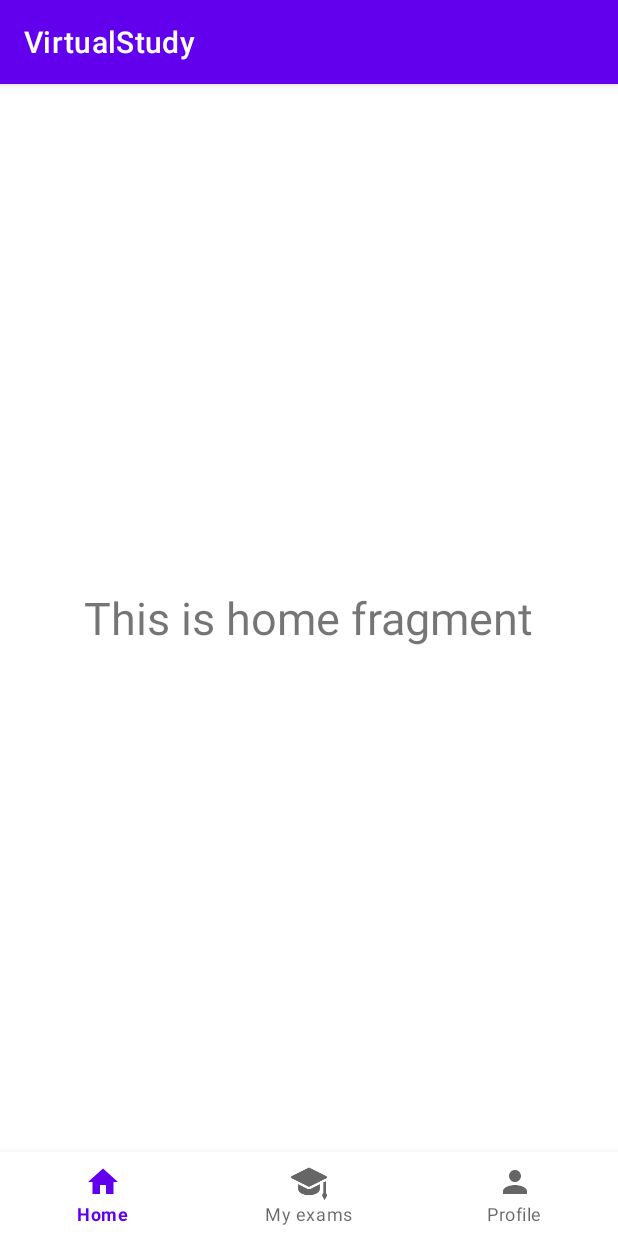
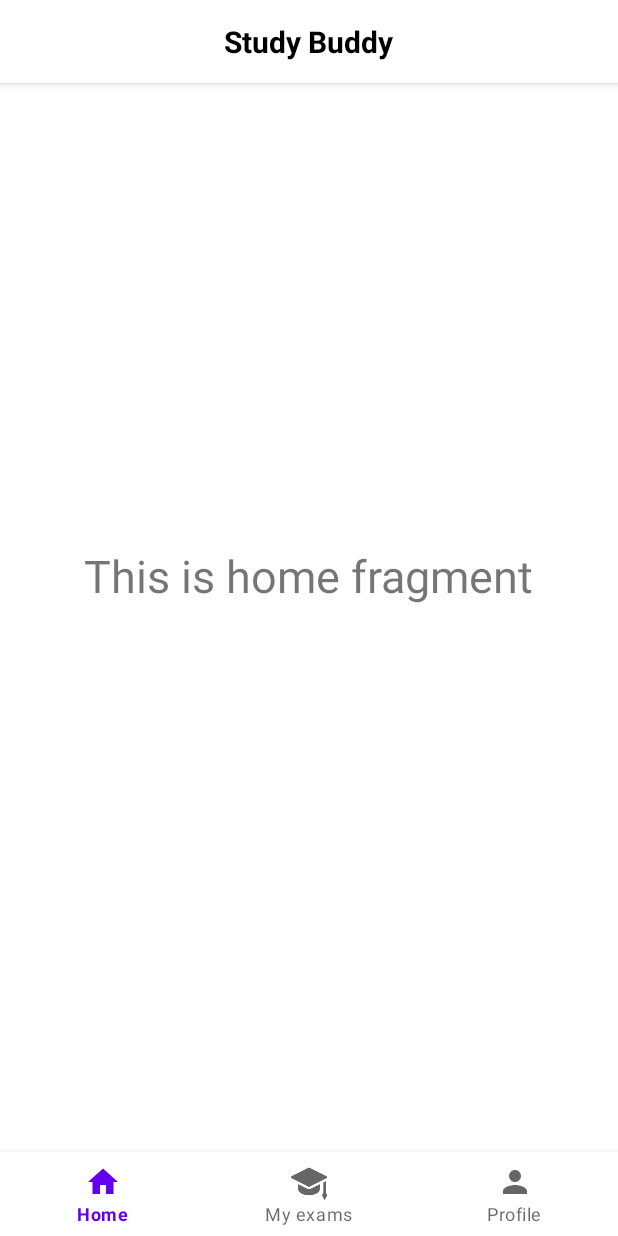
Before and after one commit to Amina3005/StudyBuddy, an Android app: the screen it shows after launch once a user with an empty profile is signed in (MainActivity), on a phone screen of 412 x 824 dp. Run offline under Robolectric (Android 15) with nearby library versions, the phone set to English and light mode, and no system bars; our stand-ins replace Firebase (no records; nobody signed in at launch, a user with empty details on screens opened directly).

Commit message:
Added new things

```diff
--- a/app/src/main/java/com/mine/virtualstudy/HomeFragment.java
+++ b/app/src/main/java/com/mine/virtualstudy/HomeFragment.java
@@ -13,7 +13,6 @@ public class HomeFragment extends Fragment {
 
     private FragmentHomeBinding mBinding;
 
-
     @Override
     public View onCreateView(LayoutInflater inflater, ViewGroup container,  Bundle savedInstanceState) {
         mBinding = FragmentHomeBinding.inflate(inflater, container, false);
--- a/app/src/main/res/layout/fragment_home.xml
+++ b/app/src/main/res/layout/fragment_home.xml
@@ -2,6 +2,34 @@
 <RelativeLayout xmlns:android="http://schemas.android.com/apk/res/android"
     android:layout_width="match_parent"
     android:layout_height="match_parent">
+
+    <com.google.android.material.appbar.AppBarLayout
+        android:layout_width="match_parent"
+        android:layout_height="wrap_content"
+        android:elevation="1dp"
+        android:background="@color/white">
+
+        <RelativeLayout
+            android:layout_width="match_parent"
+            android:layout_height="55dp">
+
+            <TextView
+                android:layout_width="wrap_content"
+                android:layout_height="wrap_content"
+                android:text="Study Buddy"
+                android:layout_centerInParent="true"
+                android:textStyle="bold"
+                android:textColor="@color/black"
+                android:textSize="20sp"/>
+
+            <View
+                android:layout_width="match_parent"
+                android:layout_height="1dp"
+                android:layout_alignParentBottom="true"/>
+
+        </RelativeLayout>
+
+    </com.google.android.material.appbar.AppBarLayout>
 
     <TextView
         android:layout_width="wrap_content"
--- a/app/src/main/res/values/themes.xml
+++ b/app/src/main/res/values/themes.xml
@@ -1,6 +1,8 @@
 <resources xmlns:tools="http://schemas.android.com/tools">
     <!-- Base application theme. -->
-    <style name="Theme.VirtualStudy" parent="Theme.MaterialComponents.DayNight.DarkActionBar">
+    <style name="Theme.VirtualStudy" parent="Theme.MaterialComponents.Light.NoActionBar">
+        <item name="windowActionBar">false</item>
+        <item name="windowNoTitle">true</item>
         <!-- Primary brand color. -->
         <item name="colorPrimary">@color/purple_500</item>
         <item name="colorPrimaryVariant">@color/purple_700</item>
```
Also changed, not shown: app/src/main/res/drawable-v24/ic_facebook.png (deleted), app/src/main/res/drawable-v24/ic_google.png (deleted), app/src/main/res/drawable-v24/ic_twitter.png (deleted).
